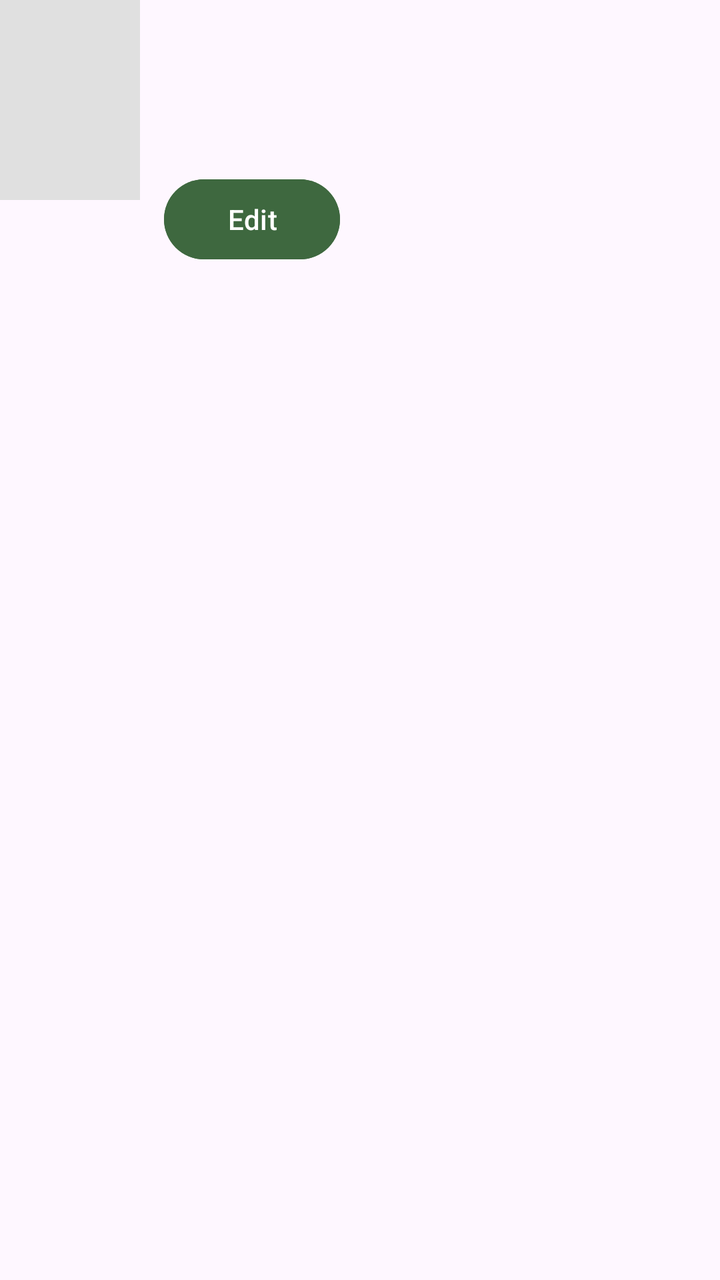
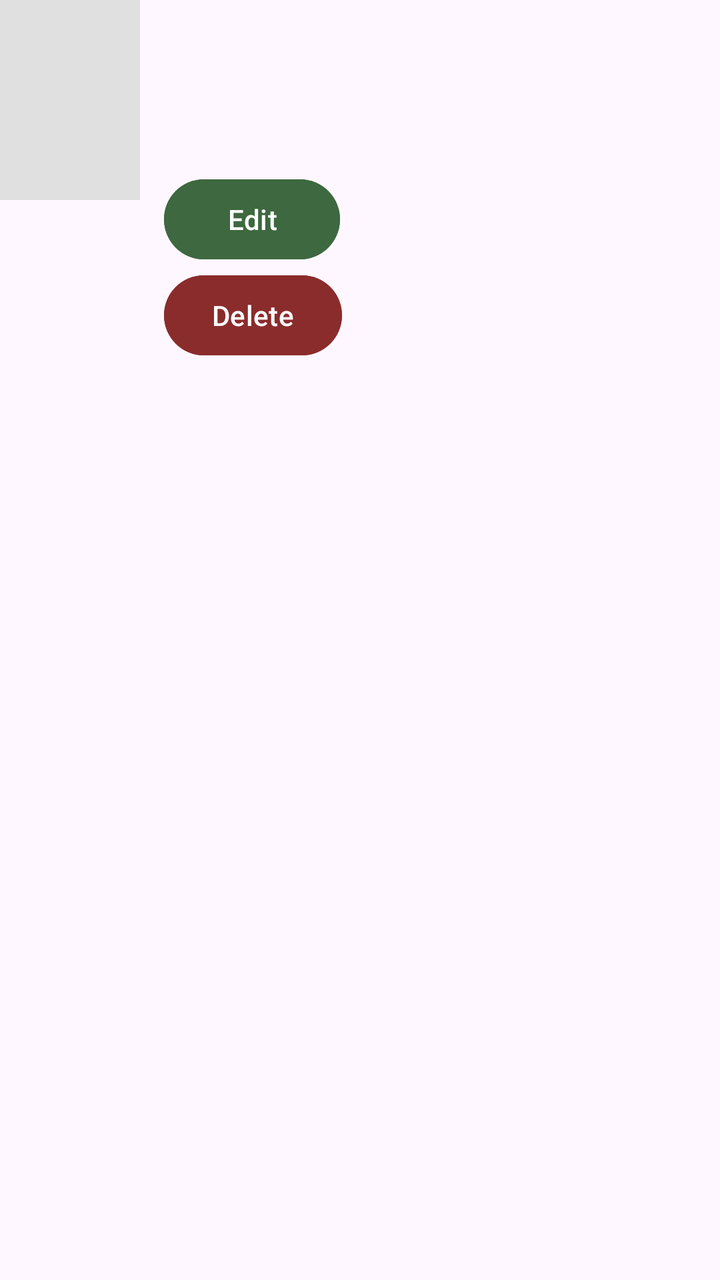

Before-and-after screenshots of an Android layout around one commit, followed by the original layout XML and the change that was made.
<!-- AndroidManifest.xml: application theme Theme.Novella -->
<!-- res/layout/item_manage_book.xml -->
<?xml version="1.0" encoding="utf-8"?>
<LinearLayout
    xmlns:android="http://schemas.android.com/apk/res/android"
    xmlns:tools="http://schemas.android.com/tools"
    xmlns:app="http://schemas.android.com/apk/res-auto"
    android:layout_height="wrap_content"
    android:layout_width="match_parent"
    android:orientation="horizontal"
    android:layout_margin="10dp" >

    <ImageView
        android:id="@+id/imgItemCover"
        android:layout_width="70dp"
        android:layout_height="100dp" 
        android:scaleType="centerCrop"
        android:background="#E0E0E0"/>

    <LinearLayout
        android:layout_width="match_parent"
        android:layout_height="wrap_content"
        android:orientation="vertical"
        android:layout_marginStart="12dp">
        
        <TextView
            android:id="@+id/txtItemTitle"
            android:layout_width="wrap_content"
            android:layout_height="wrap_content"
            android:textSize="17dp"
            android:textStyle="bold"/>

        <TextView
            android:id="@+id/txtItemAuthor"
            android:layout_width="wrap_content"
            android:layout_height="wrap_content"/>

        <TextView
            android:id="@+id/txtItemGenre"
            android:layout_width="wrap_content"
            android:layout_height="wrap_content"/>

        <TextView
            android:id="@+id/txtItemPrice"
            android:layout_width="wrap_content"
            android:layout_height="wrap_content"
            android:textStyle="bold"
            android:textColor="@color/green"/>

        <Button
            android:id="@+id/btnEditBook"
            android:layout_width="wrap_content"
            android:layout_height="wrap_content"
            android:text="Edit"
            android:textColor="@color/white"
            android:backgroundTint="@color/green"
            android:layout_marginTop="6dp"/>
    </LinearLayout>

</LinearLayout>
<!-- resources referenced by this layout -->
<resources>
  <color name="green">#3E683F</color>
  <color name="white">#FFFFFFFF</color>
  <style name="Theme.Novella" parent="Base.Theme.Novella" />
  <style name="Base.Theme.Novella" parent="Theme.Material3.DayNight.NoActionBar">
          
          
      </style>
</resources>

<!-- the commit's change to res/layout/item_manage_book.xml (unified diff, before → after) -->
@@ -53,6 +53,14 @@
             android:textColor="@color/white"
             android:backgroundTint="@color/green"
             android:layout_marginTop="6dp"/>
+
+        <Button
+            android:id="@+id/btnDeleteBook"
+            android:layout_width="wrap_content"
+            android:layout_height="wrap_content"
+            android:text="Delete"
+            android:textColor="@color/white"
+            android:backgroundTint="#8B2C2C"/>
     </LinearLayout>
 
 </LinearLayout>
